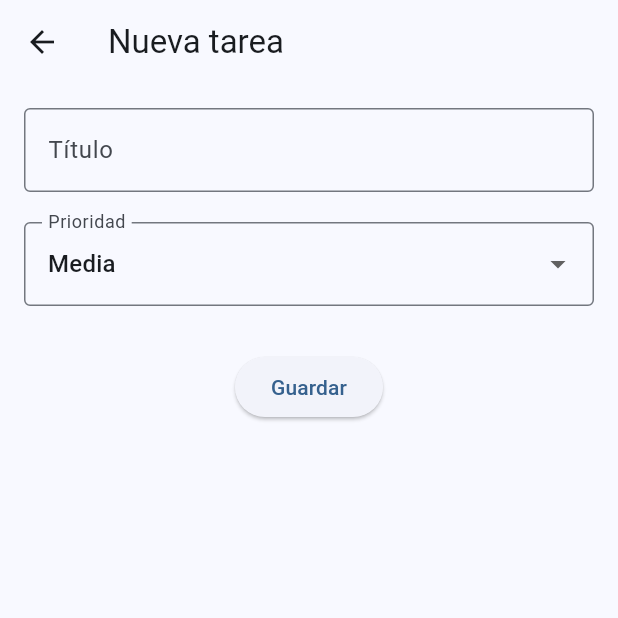
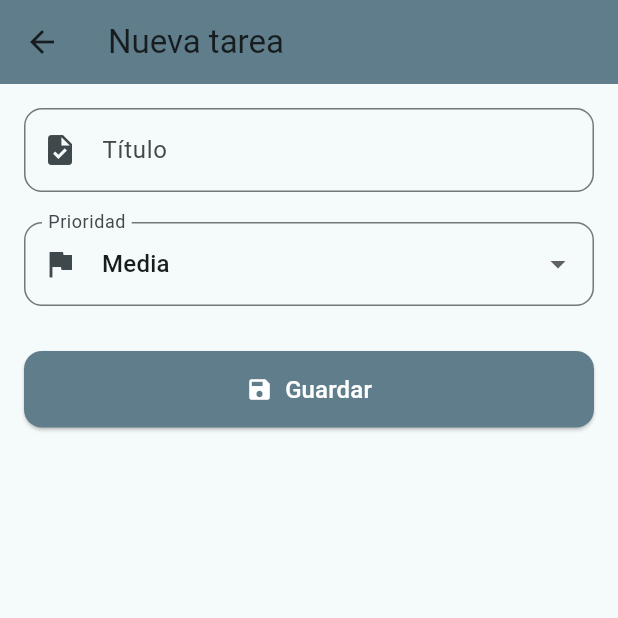
Before and after one commit to Luli-ms/taskliteapp, a Flutter app: the screen it shows after launch, after a tap on the "add" icon, on a phone screen of 412 x 824 dp, the top half of it. Run offline on Flutter 3.47's test engine with Material 3 defaults, Android fonts, the phone set to English and light mode, and no system bars; our stand-ins replace shared_preferences.

Commit message:
Mejoras en la interfaz

```diff
--- a/lib/main.dart
+++ b/lib/main.dart
@@ -15,7 +15,7 @@ class TaskLiteApp extends StatelessWidget {
       debugShowCheckedModeBanner: false,
       theme: ThemeData(
         useMaterial3: true,
-        colorSchemeSeed: Colors.blue,
+        colorSchemeSeed: Colors.white,
       ),
       home: const HomeScreen(),
     );
--- a/lib/screens/add_task_screen.dart
+++ b/lib/screens/add_task_screen.dart
@@ -11,7 +11,6 @@ class AddTaskScreen extends StatefulWidget {
 class _AddTaskScreenState extends State<AddTaskScreen> {
   final _formKey = GlobalKey<FormState>();
   final _titleController = TextEditingController();
-
   String _selectedPriority = "Media";
 
   @override
@@ -19,6 +18,7 @@ class _AddTaskScreenState extends State<AddTaskScreen> {
     return Scaffold(
       appBar: AppBar(
         title: const Text("Nueva tarea"),
+        backgroundColor: Colors.blueGrey,
       ),
       body: Padding(
         padding: const EdgeInsets.all(16),
@@ -28,9 +28,11 @@ class _AddTaskScreenState extends State<AddTaskScreen> {
             children: [
               TextFormField(
                 controller: _titleController,
-                decoration: const InputDecoration(
+                decoration: InputDecoration(
                   labelText: "Título",
-                  border: OutlineInputBorder(),
+                  border: OutlineInputBorder(
+                      borderRadius: BorderRadius.circular(12)),
+                  prefixIcon: const Icon(Icons.task),
                 ),
                 validator: (value) {
                   if (value == null || value.trim().isEmpty) {
@@ -41,10 +43,12 @@ class _AddTaskScreenState extends State<AddTaskScreen> {
               ),
               const SizedBox(height: 20),
               DropdownButtonFormField<String>(
-                initialValue: _selectedPriority,
-                decoration: const InputDecoration(
+                value: _selectedPriority,
+                decoration: InputDecoration(
                   labelText: "Prioridad",
-                  border: OutlineInputBorder(),
+                  border: OutlineInputBorder(
+                      borderRadius: BorderRadius.circular(12)),
+                  prefixIcon: const Icon(Icons.flag),
                 ),
                 items: const [
                   DropdownMenuItem(value: "Baja", child: Text("Baja")),
@@ -58,18 +62,30 @@ class _AddTaskScreenState extends State<AddTaskScreen> {
                 },
               ),
               const SizedBox(height: 30),
-              ElevatedButton(
+              SizedBox(
+                width: double.infinity,
+                child: ElevatedButton.icon(
+                  style: ElevatedButton.styleFrom(
+                      backgroundColor: Colors.blueGrey,
+                      foregroundColor: Colors.white,
+                      padding: const EdgeInsets.symmetric(vertical: 14),
+                      shape: RoundedRectangleBorder(
+                          borderRadius: BorderRadius.circular(12))),
                   onPressed: () {
                     if (_formKey.currentState!.validate()) {
                       final task = Task(
                         title: _titleController.text.trim(),
                         priority: _selectedPriority,
                       );
-
                       Navigator.pop(context, task);
                     }
                   },
-                child: const Text("Guardar"),
+                  icon: const Icon(Icons.save),
+                  label: const Text(
+                    "Guardar",
+                    style: TextStyle(fontSize: 16),
+                  ),
+                ),
               )
             ],
           ),
```
Also changed, not shown: lib/screens/detail_screen.dart (+19 -5 lines), lib/screens/home_screen.dart (+70 -13 lines). Lines whose indentation alone changed are shown as unchanged.
